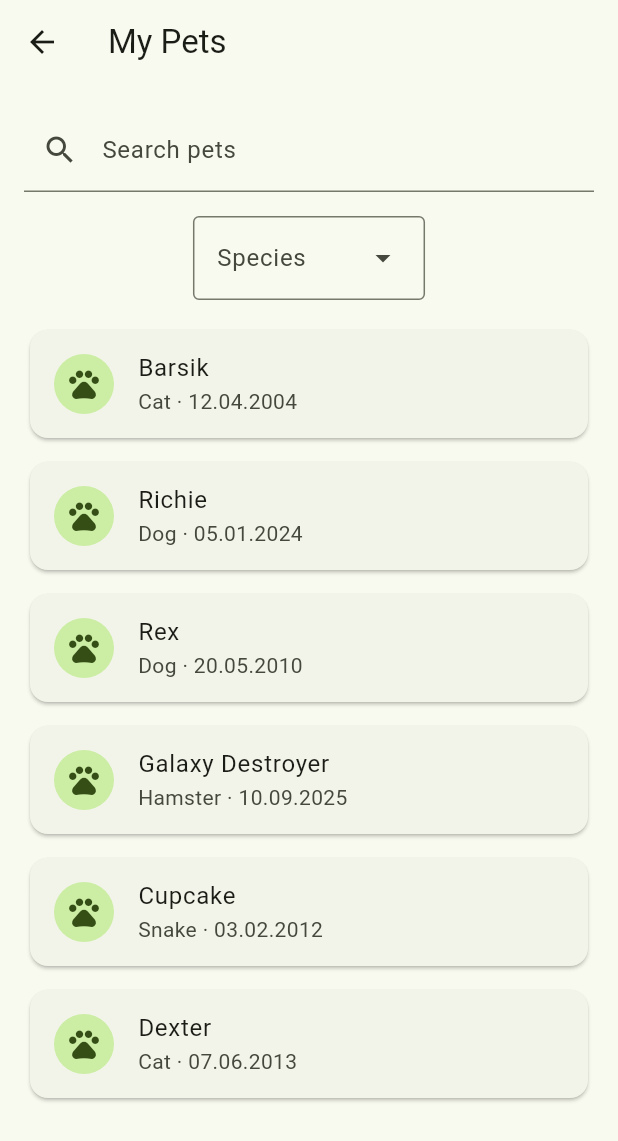
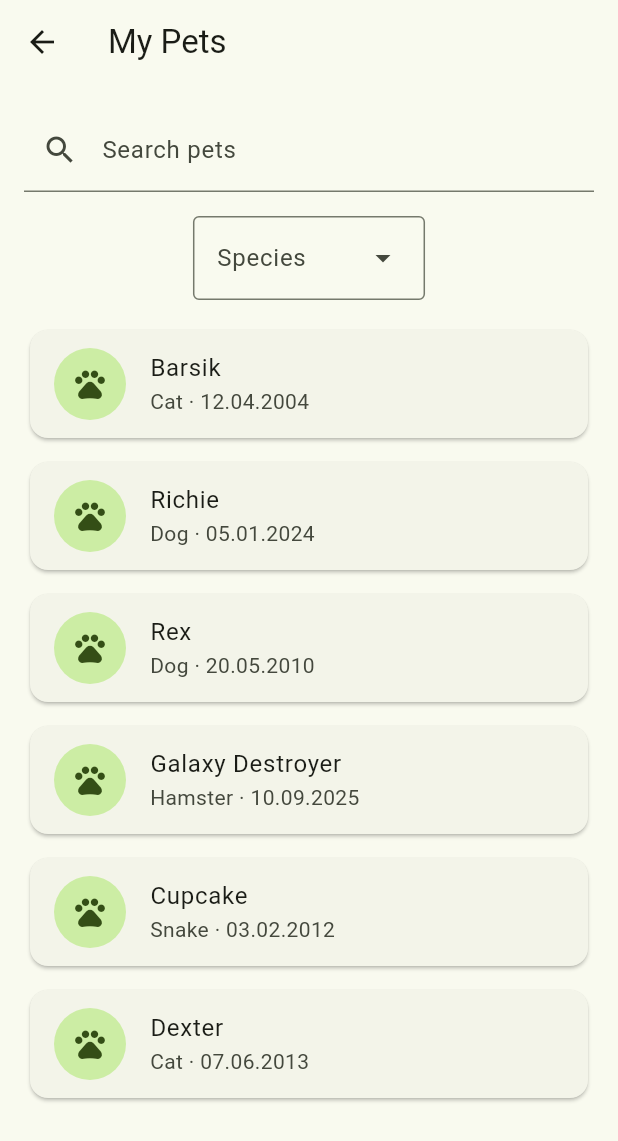
Before and after one commit to Raval3593rgb/PAM, a Flutter app: the PetsScreen screen opened directly, on a phone screen of 412 x 824 dp. Shown: the top 1141 px of the screen. Run offline on Flutter 3.47's test engine with Material 3 defaults, Android fonts, the phone set to English and light mode, and no system bars.

Commit message:
Add reusable PetCare widgets

```diff
--- a/lib/screens/pet_screen.dart
+++ b/lib/screens/pet_screen.dart
@@ -1,4 +1,5 @@
 import 'package:flutter/material.dart';
+import '../widgets/pet_avatar.dart';
 import '../data/mock_data.dart';
 
 class PetsScreen extends StatelessWidget {
@@ -64,9 +65,7 @@ class PetsScreen extends StatelessWidget {
 
                 return Card(
                   child: ListTile(
-                    leading: const CircleAvatar(
-                      child: Icon(Icons.pets),
-                    ),
+                    leading: const PetAvatar(),
                     title: Text(pet.name),
                     subtitle: Text(
                       '${pet.species} · ${pet.birthDate}',
--- /dev/null
+++ b/lib/widgets/pet_avatar.dart
@@ -0,0 +1,21 @@
+import 'package:flutter/material.dart';
+
+class PetAvatar extends StatelessWidget {
+  final double radius;
+
+  const PetAvatar({
+    super.key,
+    this.radius = 24,
+  });
+
+  @override
+  Widget build(BuildContext context) {
+    return CircleAvatar(
+      radius: radius,
+      child: Icon(
+        Icons.pets,
+        size: radius,
+      ),
+    );
+  }
+}
```
Also changed, not shown: lib/screens/pet_details_screen.dart (+14 -14 lines), lib/widgets/info_tile.dart (added, +23 -0 lines).
